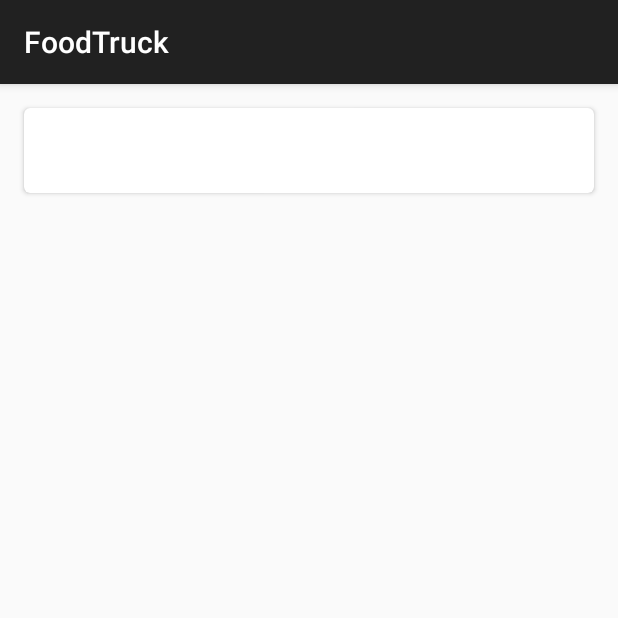
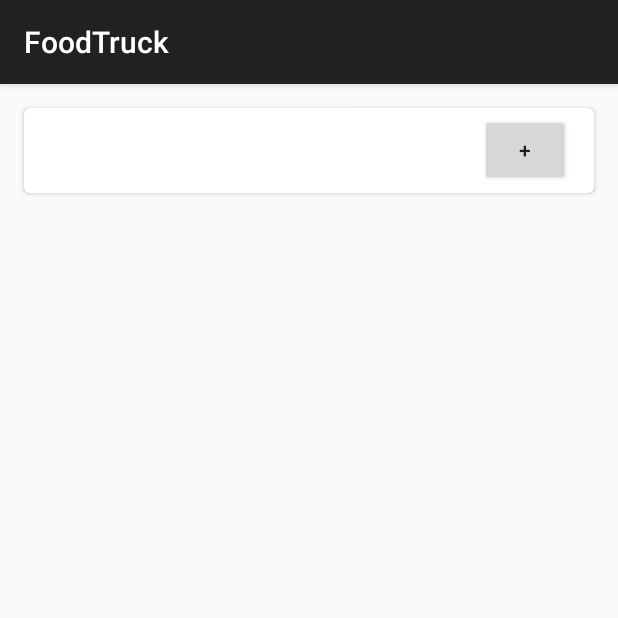
Before and after one commit to Ning-Nan/FoodTruck, an Android app: the TrackingActivity screen opened directly, with no data from a screen before it, on a phone screen of 412 x 824 dp, the top half of it. Run offline under Robolectric (Android 15) with nearby library versions, the phone set to English and light mode, and no system bars.

Commit message:
add buttons

```diff
--- a/app/src/main/res/layout/recycler_item.xml
+++ b/app/src/main/res/layout/recycler_item.xml
@@ -10,22 +10,31 @@
     android:layout_margin="@dimen/margin"
     app:cardCornerRadius="@dimen/radius">
 
-    <android.support.constraint.ConstraintLayout
+    <LinearLayout
         android:layout_width="match_parent"
-        android:layout_height="match_parent"
-        >
+        android:layout_height="match_parent">
 
         <TextView
             android:id="@+id/truck_name"
-            android:layout_width="fill_parent"
+            android:layout_width="match_parent"
             android:layout_height="wrap_content"
-
             android:layout_margin="@dimen/margin"
             android:textSize="@dimen/text_size"
-            app:layout_constraintBottom_toBottomOf="parent"
-            app:layout_constraintTop_toTopOf="parent" />
+            android:layout_weight= "1"
+
+            />
+
+        <Button
+            android:id="@+id/add_button"
+            android:layout_width="match_parent"
+            android:layout_height="wrap_content"
+            android:layout_gravity="center"
+            android:layout_weight="4"
+            android:text = "@string/add_button"
+            android:layout_marginRight="@dimen/margin"
+            />
 
 
-    </android.support.constraint.ConstraintLayout>
+    </LinearLayout>
 
 </android.support.v7.widget.CardView>
--- a/app/src/main/res/values/diments.xml
+++ b/app/src/main/res/values/diments.xml
@@ -3,7 +3,5 @@
     <dimen name = "text_size">18sp</dimen>
     <dimen name = "margin">16dp</dimen>
     <dimen name = "radius">4dp</dimen>
-    <dimen name = "image_size">50dp</dimen>
-
 
 </resources>
--- a/app/src/main/res/values/strings.xml
+++ b/app/src/main/res/values/strings.xml
@@ -3,6 +3,7 @@
     <string name="truck_file_name">food_truck_data.txt</string>
     <string name="logo_description">Food truck name</string>
     <string name="show_tracking_menu_item">Show Trackings</string>
+    <string name="add_button"> + </string>
 
 
 </resources>
```
